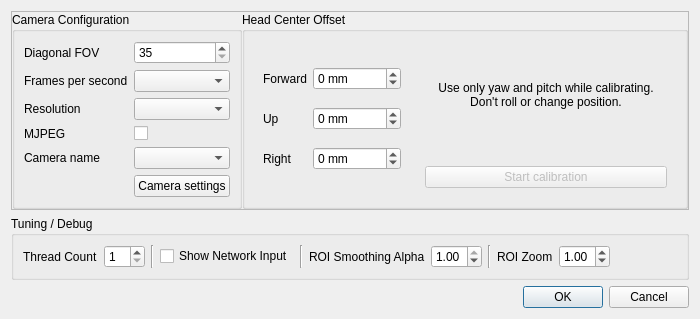
Old version of the form tracker-neuralnet/neuralnet-trackercontrols.ui in the repository opentrack/opentrack.
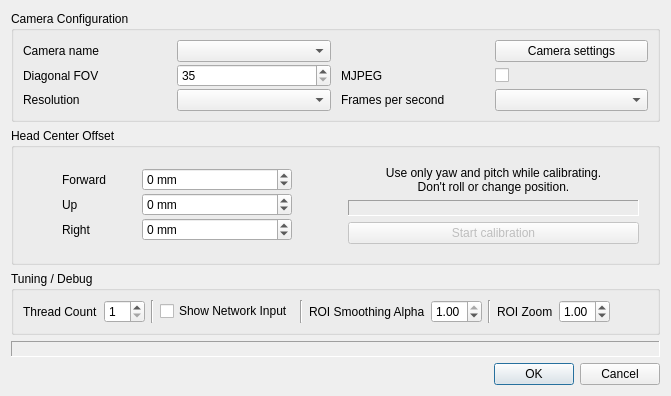
New version of the form.

```diff
--- a/tracker-neuralnet/neuralnet-trackercontrols.ui
+++ b/tracker-neuralnet/neuralnet-trackercontrols.ui
@@ -9,14 +9,216 @@
    <rect>
     <x>0</x>
     <y>0</y>
-    <width>647</width>
-    <height>305</height>
+    <width>671</width>
+    <height>357</height>
    </rect>
   </property>
   <property name="windowTitle">
    <string>Tracker settings</string>
   </property>
   <layout class="QGridLayout" name="gridLayout">
+   <item row="2" column="0">
+    <widget class="QGroupBox" name="groupBox">
+     <property name="sizePolicy">
+      <sizepolicy hsizetype="Preferred" vsizetype="Preferred">
+       <horstretch>0</horstretch>
+       <verstretch>0</verstretch>
+      </sizepolicy>
+     </property>
+     <property name="autoFillBackground">
+      <bool>true</bool>
+     </property>
+     <property name="title">
+      <string>Camera Configuration</string>
+     </property>
+     <property name="flat">
+      <bool>false</bool>
+     </property>
+     <property name="checkable">
+      <bool>false</bool>
+     </property>
+     <layout class="QHBoxLayout" name="horizontalLayout">
+      <property name="spacing">
+       <number>10</number>
+      </property>
+      <property name="bottomMargin">
+       <number>8</number>
+      </property>
+      <item>
+       <layout class="QGridLayout" name="gridLayout_3">
+        <property name="sizeConstraint">
+         <enum>QLayout::SetDefaultConstraint</enum>
+        </property>
+        <property name="leftMargin">
+         <number>0</number>
+        </property>
+        <property name="topMargin">
+         <number>0</number>
+        </property>
+        <property name="rightMargin">
+         <number>0</number>
+        </property>
+        <property name="bottomMargin">
+         <number>0</number>
+        </property>
+        <property name="horizontalSpacing">
+         <number>0</number>
+        </property>
+        <property name="verticalSpacing">
+         <number>2</number>
+        </property>
+        <item row="0" column="1">
+         <widget class="QComboBox" name="cameraName">
+          <property name="sizePolicy">
+           <sizepolicy hsizetype="Preferred" vsizetype="Preferred">
+            <horstretch>0</horstretch>
+            <verstretch>0</verstretch>
+           </sizepolicy>
+          </property>
+         </widget>
+        </item>
+        <item row="1" column="0">
+         <widget class="QLabel" name="label_9">
+          <property name="text">
+           <string>Diagonal FOV</string>
+          </property>
+         </widget>
+        </item>
+        <item row="0" column="0">
+         <widget class="QLabel" name="label_10">
+          <property name="text">
+           <string>Camera name</string>
+          </property>
+         </widget>
+        </item>
+        <item row="1" column="1">
+         <widget class="QSpinBox" name="cameraFOV">
+          <property name="sizePolicy">
+           <sizepolicy hsizetype="Preferred" vsizetype="Preferred">
+            <horstretch>0</horstretch>
+            <verstretch>0</verstretch>
+           </sizepolicy>
+          </property>
+          <property name="toolTip">
+           <string>Field of view. Needed to transform the pose to world coordinates.</string>
+          </property>
+          <property name="locale">
+           <locale language="English" country="UnitedStates"/>
+          </property>
+          <property name="minimum">
+           <number>35</number>
+          </property>
+          <property name="maximum">
+           <number>90</number>
+          </property>
+         </widget>
+        </item>
+        <item row="2" column="1">
+         <widget class="QComboBox" name="resolution">
+          <property name="sizePolicy">
+           <sizepolicy hsizetype="Preferred" vsizetype="Preferred">
+            <horstretch>0</horstretch>
+            <verstretch>0</verstretch>
+           </sizepolicy>
+          </property>
+          <property name="toolTip">
+           <string>The requested resolution for cases where the camera delivers maximum frame rate only for a particular resolution. The image may still be downscaled to the internal resolution.</string>
+          </property>
+         </widget>
+        </item>
+        <item row="2" column="0">
+         <widget class="QLabel" name="resolution_label">
+          <property name="text">
+           <string>Resolution</string>
+          </property>
+         </widget>
+        </item>
+       </layout>
+      </item>
+      <item>
+       <layout class="QGridLayout" name="gridLayout_6">
+        <property name="leftMargin">
+         <number>0</number>
+        </property>
+        <property name="topMargin">
+         <number>0</number>
+        </property>
+        <property name="rightMargin">
+         <number>0</number>
+        </property>
+        <property name="bottomMargin">
+         <number>0</number>
+        </property>
+        <property name="horizontalSpacing">
+         <number>0</number>
+        </property>
+        <property name="verticalSpacing">
+         <number>2</number>
+        </property>
+        <item row="4" column="1">
+         <widget class="QComboBox" name="cameraFPS">
+          <property name="sizePolicy">
+           <sizepolicy hsizetype="Preferred" vsizetype="Preferred">
+            <horstretch>0</horstretch>
+            <verstretch>0</verstretch>
+           </sizepolicy>
+          </property>
+          <property name="toolTip">
+           <string>Requested video frame rate. Actual setting may not be supported by the camera.</string>
+          </property>
+         </widget>
+        </item>
+        <item row="4" column="0">
+         <widget class="QLabel" name="label_12">
+          <property name="text">
+           <string>Frames per second</string>
+          </property>
+         </widget>
+        </item>
+        <item row="2" column="1">
+         <widget class="QCheckBox" name="use_mjpeg">
+          <property name="sizePolicy">
+           <sizepolicy hsizetype="Minimum" vsizetype="Preferred">
+            <horstretch>0</horstretch>
+            <verstretch>0</verstretch>
+           </sizepolicy>
+          </property>
+          <property name="minimumSize">
+           <size>
+            <width>0</width>
+            <height>0</height>
+           </size>
+          </property>
+          <property name="text">
+           <string/>
+          </property>
+         </widget>
+        </item>
+        <item row="2" column="0">
+         <widget class="QLabel" name="label_11">
+          <property name="text">
+           <string>MJPEG</string>
+          </property>
+         </widget>
+        </item>
+        <item row="0" column="1">
+         <widget class="QPushButton" name="camera_settings">
+          <property name="sizePolicy">
+           <sizepolicy hsizetype="Preferred" vsizetype="Preferred">
+            <horstretch>0</horstretch>
+            <verstretch>0</verstretch>
+           </sizepolicy>
+          </property>
+          <property name="text">
+           <string>Camera settings</string>
+          </property>
+         </widget>
+        </item>
+       </layout>
+      </item>
+     </layout>
+    </widget>
+   </item>
    <item row="9" column="0">
     <widget class="QDialogButtonBox" name="buttonBox">
      <property name="standardButtons">
@@ -24,372 +226,6 @@
      </property>
     </widget>
    </item>
-   <item row="3" column="0">
-    <widget class="QFrame" name="frame_3">
-     <property name="frameShape">
-      <enum>QFrame::StyledPanel</enum>
-     </property>
-     <property name="frameShadow">
-      <enum>QFrame::Raised</enum>
-     </property>
-     <layout class="QHBoxLayout" name="horizontalLayout">
-      <property name="spacing">
-       <number>0</number>
-      </property>
-      <property name="leftMargin">
-       <number>0</number>
-      </property>
-      <property name="topMargin">
-       <number>0</number>
-      </property>
-      <property name="rightMargin">
-       <number>0</number>
-      </property>
-      <property name="bottomMargin">
-       <number>0</number>
-      </property>
-      <item>
-       <widget class="QGroupBox" name="groupBox">
-        <property name="sizePolicy">
-         <sizepolicy hsizetype="Fixed" vsizetype="Preferred">
-          <horstretch>0</horstretch>
-          <verstretch>0</verstretch>
-         </sizepolicy>
-        </property>
-        <property name="title">
-         <string>Camera Configuration</string>
-        </property>
-        <layout class="QGridLayout" name="gridLayout_4">
-         <item row="4" column="0">
-          <widget class="QLabel" name="resolution_label">
-           <property name="text">
-            <string>Resolution</string>
-           </property>
-          </widget>
-         </item>
-         <item row="0" column="1">
-          <widget class="QSpinBox" name="cameraFOV">
-           <property name="sizePolicy">
-            <sizepolicy hsizetype="Preferred" vsizetype="Preferred">
-             <horstretch>0</horstretch>
-             <verstretch>0</verstretch>
-            </sizepolicy>
-           </property>
-           <property name="toolTip">
-            <string>Field of view. Needed to transform the pose to world coordinates.</string>
-           </property>
-           <property name="locale">
-            <locale language="English" country="UnitedStates"/>
-           </property>
-           <property name="minimum">
-            <number>35</number>
-           </property>
-           <property name="maximum">
-            <number>90</number>
-           </property>
-          </widget>
-         </item>
-         <item row="1" column="0">
-          <widget class="QLabel" name="label_12">
-           <property name="text">
-            <string>Frames per second</string>
-           </property>
-          </widget>
-         </item>
-         <item row="0" column="0">
-          <widget class="QLabel" name="label_9">
-           <property name="text">
-            <string>Diagonal FOV</string>
-           </property>
-          </widget>
-         </item>
-         <item row="1" column="1">
-          <widget class="QComboBox" name="cameraFPS">
-           <property name="sizePolicy">
-            <sizepolicy hsizetype="Preferred" vsizetype="Preferred">
-             <horstretch>0</horstretch>
-             <verstretch>0</verstretch>
-            </sizepolicy>
-           </property>
-           <property name="toolTip">
-            <string>Requested video frame rate. Actual setting may not be supported by the camera.</string>
-           </property>
-          </widget>
-         </item>
-         <item row="7" column="1">
-          <widget class="QPushButton" name="camera_settings">
-           <property name="sizePolicy">
-            <sizepolicy hsizetype="Preferred" vsizetype="Maximum">
-             <horstretch>0</horstretch>
-             <verstretch>0</verstretch>
-            </sizepolicy>
-           </property>
-           <property name="text">
-            <string>Camera settings</string>
-           </property>
-          </widget>
-         </item>
-         <item row="4" column="1">
-          <widget class="QComboBox" name="resolution">
-           <property name="toolTip">
-            <string>The requested resolution for cases where the camera delivers maximum frame rate only for a particular resolution. The image may still be downscaled to the internal resolution.</string>
-           </property>
-          </widget>
-         </item>
-         <item row="6" column="1">
-          <widget class="QComboBox" name="cameraName">
-           <property name="sizePolicy">
-            <sizepolicy hsizetype="Preferred" vsizetype="Preferred">
-             <horstretch>0</horstretch>
-             <verstretch>0</verstretch>
-            </sizepolicy>
-           </property>
-          </widget>
-         </item>
-         <item row="6" column="0">
-          <widget class="QLabel" name="label_10">
-           <property name="text">
-            <string>Camera name</string>
-           </property>
-          </widget>
-         </item>
-         <item row="5" column="1">
-          <widget class="QCheckBox" name="use_mjpeg">
-           <property name="sizePolicy">
-            <sizepolicy hsizetype="Minimum" vsizetype="Maximum">
-             <horstretch>0</horstretch>
-             <verstretch>0</verstretch>
-            </sizepolicy>
-           </property>
-           <property name="text">
-            <string/>
-           </property>
-          </widget>
-         </item>
-         <item row="5" column="0">
-          <widget class="QLabel" name="label_11">
-           <property name="text">
-            <string>MJPEG</string>
-           </property>
-          </widget>
-         </item>
-        </layout>
-       </widget>
-      </item>
-      <item>
-       <widget class="QGroupBox" name="groupBox_10">
-        <property name="sizePolicy">
-         <sizepolicy hsizetype="Preferred" vsizetype="Preferred">
-          <horstretch>0</horstretch>
-          <verstretch>0</verstretch>
-         </sizepolicy>
-        </property>
-        <property name="title">
-         <string>Head Center Offset</string>
-        </property>
-        <layout class="QGridLayout" name="gridLayout_5">
-         <item row="0" column="0">
-          <widget class="QFrame" name="frame_4">
-           <property name="sizePolicy">
-            <sizepolicy hsizetype="Preferred" vsizetype="Preferred">
-             <horstretch>0</horstretch>
-             <verstretch>0</verstretch>
-            </sizepolicy>
-           </property>
-           <property name="maximumSize">
-            <size>
-             <width>16777215</width>
-             <height>16777215</height>
-            </size>
-           </property>
-           <property name="frameShape">
-            <enum>QFrame::NoFrame</enum>
-           </property>
-           <property name="frameShadow">
-            <enum>QFrame::Raised</enum>
-           </property>
-           <layout class="QGridLayout" name="gridLayout_11">
-            <property name="sizeConstraint">
-             <enum>QLayout::SetDefaultConstraint</enum>
-            </property>
-            <property name="verticalSpacing">
-             <number>0</number>
-            </property>
-            <item row="1" column="1">
-             <widget class="QSpinBox" name="ty_spin">
-              <property name="maximumSize">
-               <size>
-                <width>150</width>
-                <height>16777215</height>
-               </size>
-              </property>
-              <property name="suffix">
-               <string> mm</string>
-              </property>
-              <property name="minimum">
-               <number>-65535</number>
-              </property>
-              <property name="maximum">
-               <number>65536</number>
-              </property>
-             </widget>
-            </item>
-            <item row="2" column="0">
-             <widget class="QLabel" name="label_66">
-              <property name="sizePolicy">
-               <sizepolicy hsizetype="Maximum" vsizetype="Preferred">
-                <horstretch>0</horstretch>
-                <verstretch>0</verstretch>
-               </sizepolicy>
-              </property>
-              <property name="text">
-               <string>Right</string>
-              </property>
-             </widget>
-            </item>
-            <item row="2" column="1">
-             <widget class="QSpinBox" name="tz_spin">
-              <property name="maximumSize">
-               <size>
-                <width>150</width>
-                <height>16777215</height>
-               </size>
-              </property>
-              <property name="suffix">
-               <string> mm</string>
-              </property>
-              <property name="minimum">
-               <number>-65535</number>
-              </property>
-              <property name="maximum">
-               <number>65536</number>
-              </property>
-             </widget>
-            </item>
-            <item row="0" column="0">
-             <widget class="QLabel" name="label_61">
-              <property name="sizePolicy">
-               <sizepolicy hsizetype="Maximum" vsizetype="Preferred">
-                <horstretch>0</horstretch>
-                <verstretch>0</verstretch>
-               </sizepolicy>
-              </property>
-              <property name="text">
-               <string>Forward</string>
-              </property>
-             </widget>
-            </item>
-            <item row="0" column="1">
-             <widget class="QSpinBox" name="tx_spin">
-              <property name="maximumSize">
-               <size>
-                <width>150</width>
-                <height>16777215</height>
-               </size>
-              </property>
-              <property name="suffix">
-               <string> mm</string>
-              </property>
-              <property name="minimum">
-               <number>-65535</number>
-              </property>
-              <property name="maximum">
-               <number>65536</number>
-              </property>
-             </widget>
-            </item>
-            <item row="1" column="0">
-             <widget class="QLabel" name="label_62">
-              <property name="sizePolicy">
-               <sizepolicy hsizetype="Maximum" vsizetype="Preferred">
-                <horstretch>0</horstretch>
-                <verstretch>0</verstretch>
-               </sizepolicy>
-              </property>
-              <property name="text">
-               <string>Up</string>
-              </property>
-             </widget>
-            </item>
-           </layout>
-          </widget>
-         </item>
-         <item row="0" column="1">
-          <widget class="QFrame" name="frame_5">
-           <property name="sizePolicy">
-            <sizepolicy hsizetype="Preferred" vsizetype="Expanding">
-             <horstretch>0</horstretch>
-             <verstretch>0</verstretch>
-            </sizepolicy>
-           </property>
-           <property name="minimumSize">
-            <size>
-             <width>260</width>
-             <height>0</height>
-            </size>
-           </property>
-           <property name="frameShape">
-            <enum>QFrame::NoFrame</enum>
-           </property>
-           <property name="frameShadow">
-            <enum>QFrame::Raised</enum>
-           </property>
-           <layout class="QVBoxLayout" name="verticalLayout_2">
-            <item>
-             <widget class="QLabel" name="label_59">
-              <property name="text">
-               <string>Use only yaw and pitch while calibrating.
-Don't roll or change position.</string>
-              </property>
-              <property name="alignment">
-               <set>Qt::AlignCenter</set>
-              </property>
-              <property name="wordWrap">
-               <bool>true</bool>
-              </property>
-              <property name="openExternalLinks">
-               <bool>false</bool>
-              </property>
-             </widget>
-            </item>
-            <item>
-             <widget class="QLabel" name="sample_count_display">
-              <property name="sizePolicy">
-               <sizepolicy hsizetype="Minimum" vsizetype="Maximum">
-                <horstretch>0</horstretch>
-                <verstretch>0</verstretch>
-               </sizepolicy>
-              </property>
-              <property name="text">
-               <string/>
-              </property>
-              <property name="wordWrap">
-               <bool>true</bool>
-              </property>
-             </widget>
-            </item>
-            <item>
-             <widget class="QPushButton" name="tcalib_button">
-              <property name="enabled">
-               <bool>false</bool>
-              </property>
-              <property name="text">
-               <string>Start calibration</string>
-              </property>
-              <property name="checkable">
-               <bool>true</bool>
-              </property>
-             </widget>
-            </item>
-           </layout>
-          </widget>
-         </item>
-        </layout>
-       </widget>
-      </item>
-     </layout>
-    </widget>
-   </item>
    <item row="5" column="0">
     <widget class="QGroupBox" name="tuningOptionsBox">
      <property name="sizePolicy">
@@ -404,6 +240,9 @@
        <height>0</height>
       </size>
      </property>
+     <property name="autoFillBackground">
+      <bool>true</bool>
+     </property>
      <property name="title">
       <string>Tuning / Debug</string>
      </property>
@@ -554,6 +393,242 @@
      </layout>
     </widget>
    </item>
+   <item row="4" column="0">
+    <widget class="QGroupBox" name="groupBox_10">
+     <property name="sizePolicy">
+      <sizepolicy hsizetype="Preferred" vsizetype="Preferred">
+       <horstretch>0</horstretch>
+       <verstretch>0</verstretch>
+      </sizepolicy>
+     </property>
+     <property name="autoFillBackground">
+      <bool>true</bool>
+     </property>
+     <property name="title">
+      <string>Head Center Offset</string>
+     </property>
+     <layout class="QGridLayout" name="gridLayout_5">
+      <item row="0" column="0">
+       <widget class="QFrame" name="frame_4">
+        <property name="sizePolicy">
+         <sizepolicy hsizetype="Preferred" vsizetype="Preferred">
+          <horstretch>0</horstretch>
+          <verstretch>0</verstretch>
+         </sizepolicy>
+        </property>
+        <property name="maximumSize">
+         <size>
+          <width>16777215</width>
+          <height>16777215</height>
+         </size>
+        </property>
+        <property name="frameShape">
+         <enum>QFrame::NoFrame</enum>
+        </property>
+        <property name="frameShadow">
+         <enum>QFrame::Raised</enum>
+        </property>
+        <layout class="QGridLayout" name="gridLayout_11">
+         <property name="sizeConstraint">
+          <enum>QLayout::SetDefaultConstraint</enum>
+         </property>
+         <property name="verticalSpacing">
+          <number>0</number>
+         </property>
+         <item row="1" column="1">
+          <widget class="QSpinBox" name="ty_spin">
+           <property name="maximumSize">
+            <size>
+             <width>150</width>
+             <height>16777215</height>
+            </size>
+           </property>
+           <property name="suffix">
+            <string> mm</string>
+           </property>
+           <property name="minimum">
+            <number>-65535</number>
+           </property>
+           <property name="maximum">
+            <number>65536</number>
+           </property>
+          </widget>
+         </item>
+         <item row="2" column="0">
+          <widget class="QLabel" name="label_66">
+           <property name="sizePolicy">
+            <sizepolicy hsizetype="Maximum" vsizetype="Preferred">
+             <horstretch>0</horstretch>
+             <verstretch>0</verstretch>
+            </sizepolicy>
+           </property>
+           <property name="text">
+            <string>Right</string>
+           </property>
+          </widget>
+         </item>
+         <item row="2" column="1">
+          <widget class="QSpinBox" name="tz_spin">
+           <property name="maximumSize">
+            <size>
+             <width>150</width>
+             <height>16777215</height>
+            </size>
+           </property>
+           <property name="suffix">
+            <string> mm</string>
+           </property>
+           <property name="minimum">
+            <number>-65535</number>
+           </property>
+           <property name="maximum">
+            <number>65536</number>
+           </property>
+          </widget>
+         </item>
+         <item row="0" column="0">
+          <widget class="QLabel" name="label_61">
+           <property name="sizePolicy">
+            <sizepolicy hsizetype="Maximum" vsizetype="Preferred">
+             <horstretch>0</horstretch>
+             <verstretch>0</verstretch>
+            </sizepolicy>
+           </property>
+           <property name="text">
+            <string>Forward</string>
+           </property>
+          </widget>
+         </item>
+         <item row="0" column="1">
+          <widget class="QSpinBox" name="tx_spin">
+           <property name="maximumSize">
+            <size>
+             <width>150</width>
+             <height>16777215</height>
+            </size>
+           </property>
+           <property name="suffix">
+            <string> mm</string>
+           </property>
+           <property name="minimum">
+            <number>-65535</number>
+           </property>
+           <property name="maximum">
+            <number>65536</number>
+           </property>
+          </widget>
+         </item>
+         <item row="1" column="0">
+          <widget class="QLabel" name="label_62">
+           <property name="sizePolicy">
+            <sizepolicy hsizetype="Maximum" vsizetype="Preferred">
+             <horstretch>0</horstretch>
+             <verstretch>0</verstretch>
+            </sizepolicy>
+           </property>
+           <property name="text">
+            <string>Up</string>
+           </property>
+          </widget>
+         </item>
+        </layout>
+       </widget>
+      </item>
+      <item row="0" column="1">
+       <widget class="QFrame" name="frame_5">
+        <property name="sizePolicy">
+         <sizepolicy hsizetype="Preferred" vsizetype="Expanding">
+          <horstretch>0</horstretch>
+          <verstretch>0</verstretch>
+         </sizepolicy>
+        </property>
+        <property name="minimumSize">
+         <size>
+          <width>260</width>
+          <height>0</height>
+         </size>
+        </property>
+        <property name="frameShape">
+         <enum>QFrame::NoFrame</enum>
+        </property>
+        <property name="frameShadow">
+         <enum>QFrame::Raised</enum>
+        </property>
+        <layout class="QVBoxLayout" name="verticalLayout_2">
+         <item>
+          <widget class="QLabel" name="label_59">
+           <property name="text">
+            <string>Use only yaw and pitch while calibrating.
+Don't roll or change position.</string>
+           </property>
+           <property name="alignment">
+            <set>Qt::AlignCenter</set>
+           </property>
+           <property name="wordWrap">
+            <bool>true</bool>
+           </property>
+           <property name="openExternalLinks">
+            <bool>false</bool>
+           </property>
+          </widget>
+         </item>
+         <item>
+          <widget class="QLabel" name="sample_count_display">
+           <property name="sizePolicy">
+            <sizepolicy hsizetype="Minimum" vsizetype="Maximum">
+             <horstretch>0</horstretch>
+             <verstretch>0</verstretch>
+            </sizepolicy>
+           </property>
+           <property name="frameShape">
+            <enum>QFrame::Panel</enum>
+           </property>
+           <property name="frameShadow">
+            <enum>QFrame::Sunken</enum>
+           </property>
+           <property name="text">
+            <string/>
+           </property>
+           <property name="wordWrap">
+            <bool>true</bool>
+           </property>
+          </widget>
+         </item>
+         <item>
+          <widget class="QPushButton" name="tcalib_button">
+           <property name="enabled">
+            <bool>false</bool>
+           </property>
+           <property name="text">
+            <string>Start calibration</string>
+           </property>
+           <property name="checkable">
+            <bool>true</bool>
+           </property>
+          </widget>
+         </item>
+        </layout>
+       </widget>
+      </item>
+     </layout>
+    </widget>
+   </item>
+   <item row="8" column="0">
+    <widget class="QLabel" name="resolution_display">
+     <property name="autoFillBackground">
+      <bool>true</bool>
+     </property>
+     <property name="frameShape">
+      <enum>QFrame::Panel</enum>
+     </property>
+     <property name="frameShadow">
+      <enum>QFrame::Sunken</enum>
+     </property>
+     <property name="text">
+      <string notr="true"/>
+     </property>
+    </widget>
+   </item>
   </layout>
  </widget>
  <resources/>
```
